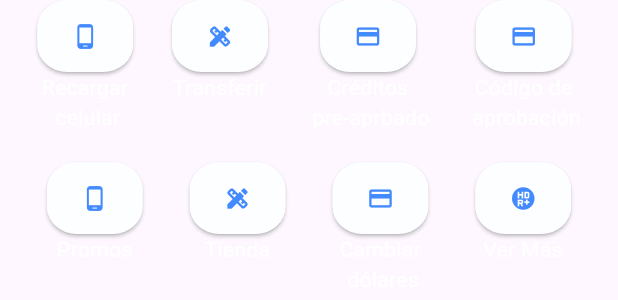
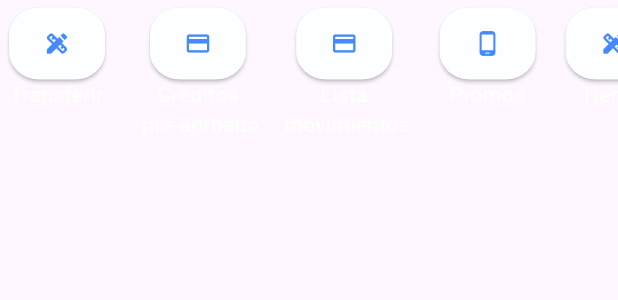
Before and after one commit to massimiliano67-it/frauddetection, a Flutter app: the ListButton widget shown alone on an empty page, opened directly, on a phone screen of 412 x 824 dp. Shown: the top 300 px of the screen. Run offline on Flutter 3.47's test engine with Material 3 defaults, Android fonts, the light colour scheme and no system bars; our stand-ins replace another_flutter_splash_screen, firebase_core, firebase_vertexai, flutter_chat_types, flutter_chat_ui, flutter_markdown and 1 more; missing offline and left inert: u_credit_card; accounts and stored records are empty.

Commit message:
change some screens

```diff
--- a/lib/main.dart
+++ b/lib/main.dart
@@ -14,6 +14,7 @@ class MyApp extends StatelessWidget {
   Widget build(BuildContext context) {
     return MaterialApp(
       title: 'Flutter Demo',
+      debugShowCheckedModeBanner: false,
       theme: ThemeData(
         colorScheme: ColorScheme.fromSeed(seedColor: Colors.deepPurple),
         useMaterial3: true,
--- a/lib/screen/chat.dart
+++ b/lib/screen/chat.dart
@@ -119,8 +119,8 @@ class _ChatPageState extends State<ChatPage> {
           // Here we take the value from the MyHomePage object that was created by
           // the App.build method, and use it to set our appbar title.
           title: Text("Cindy"),
-          leading: new IconButton(
-            icon: new Icon(Icons.arrow_back),
+          leading: IconButton(
+            icon: Icon(Icons.arrow_back),
             onPressed: () => {
               widget.stateCard.state = "Bloqueada",
               Navigator.push(
--- a/lib/widget/listbutton.dart
+++ b/lib/widget/listbutton.dart
@@ -5,41 +5,67 @@ class ListButton extends StatelessWidget {
 
   @override
   Widget build(BuildContext context) {
+
     return Container(
-      child: Column(
-        children: [
-          Row(
-            mainAxisAlignment: MainAxisAlignment.spaceEvenly,
-            children: [
-              _buildActionButton(Icons.phone_android, 'Recargar \n celular'),
-              _buildActionButton(Icons.design_services, 'Transferir \n '),
-              _buildActionButton(
-                  Icons.credit_card, 'Créditos  \n pre-aprbado'),
-              _buildActionButton(Icons.credit_card, 'Código de \n aprobación'),
-            ],
+      child: ListView(scrollDirection: Axis.horizontal, children:[
+        Padding(
+          padding: const EdgeInsets.only(left: 5, right: 15, top: 5, bottom: 5),
+          child: SizedBox(
+            //width: 10,
+            height: 15,
+            child: _buildActionButton(Icons.design_services, 'Transferir \n '),
           ),
-          const SizedBox(height: 20.0),
-          Row(
-            mainAxisAlignment: MainAxisAlignment.spaceEvenly,
-            children: [
-              _buildActionButton(Icons.phone_android, 'Promos \n'),
-              _buildActionButton(Icons.design_services, 'Tienda \n'),
-              _buildActionButton(Icons.credit_card, 'Cambiar \n dólares'),
-              _buildActionButton(Icons.hdr_plus, 'Ver Más \n'),
-            ],
-          )
-        ],
-      ),
+        ),
+        Padding(
+          padding: const EdgeInsets.only(left: 5, right: 8, top: 5, bottom: 5),
+          child: SizedBox(
+            //width: 10,
+            height: 15,
+            child: _buildActionButton(Icons.credit_card, 'Créditos  \n pre-aprbado'),
+          ),
+        ),
+        Padding(
+          padding: const EdgeInsets.only(left: 5, right: 15, top: 5, bottom: 5),
+          child: SizedBox(
+            //width: 10,
+            height: 15,
+            child: _buildActionButton(Icons.credit_card, 'Lista \n movimientos'),
+          ),
+        ),
+        Padding(
+          padding: const EdgeInsets.only(left: 5, right: 15, top: 5, bottom: 5),
+          child: SizedBox(
+            //width: 10,
+            height: 15,
+            child: _buildActionButton(Icons.phone_android, 'Promos \n'),
+          ),
+
+        ),
+        Padding(
+          padding: const EdgeInsets.only(left: 5, right: 15, top: 5, bottom: 5),
+          child: SizedBox(
+            //width: 10,
+            height: 15,
+            child: _buildActionButton(Icons.design_services, 'Tienda \n'),
+          ),
+
+        ),
+        Padding(
+          padding: const EdgeInsets.only(left: 5, right: 15, top: 5, bottom: 5),
+          child: SizedBox(
+            //width: 10,
+            height: 15,
+            child: _buildActionButton(Icons.credit_card, 'Cambiar \n dólares'),
+          ),
+
+        ),
+      ],
+    ),
     );
   }
 }
 
-Widget _buildTextButton(String label) {
-  return TextButton(
-    onPressed: () {},
-    child: Text(label),
-  );
-}
+
 
 Widget _buildActionButton(IconData icon, String label) {
   return Column(
--- a/lib/widget/listoffering.dart
+++ b/lib/widget/listoffering.dart
@@ -31,7 +31,7 @@ class ListOffering extends StatelessWidget {
             child: ListTile(
               leading: Icon(Icons.credit_card),
               title: Text('2x1 en Kart'),
-              subtitle: Text('A solo 45.500 clp'),
+              subtitle: Text('A solo 45.500 Pesos'),
 
             ),
           ),
--- a/pubspec.yaml
+++ b/pubspec.yaml
@@ -42,6 +42,7 @@ dependencies:
   flutter_markdown: ^0.7.3+2
   firebase_core: ^3.6.0
   firebase_vertexai: ^0.2.3+4
+  another_flutter_splash_screen: ^1.2.1
 
 dev_dependencies:
   flutter_test:
@@ -71,6 +72,10 @@ flutter:
     - assets/images/Cargo1.png
     - assets/images/Cargo2.png
     - assets/message.json
+    - assets/images/Banco_de_Chile_Logo.png
+    - assets/images/onlyB.png
+    - assets/images/Arrows_Green.png
+    - assets/images/Arrows_Red.png
   #   - images/a_dot_ham.jpeg
 
   # An image asset can refer to one or more resolution-specific "variants", see
```
Also changed, not shown: lib/screen/chatfirebasegemini.dart (+3 -5 lines), lib/screen/login.dart (+16 -18 lines), lib/screen/mainscreen.dart (+45 -50 lines), lib/screen/splashscreen.dart (added, +39 -0 lines), lib/widget/saldowidget.dart (added, +46 -0 lines), pubspec.lock.
